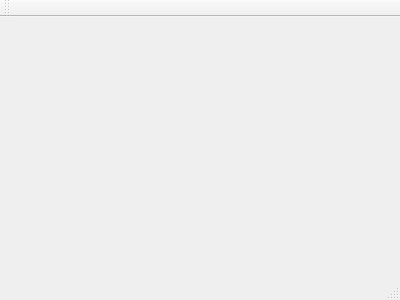
Qt form HOTEL/Hotel/mainwindow.ui (luca-lenzarini/cc4651) before a commit.
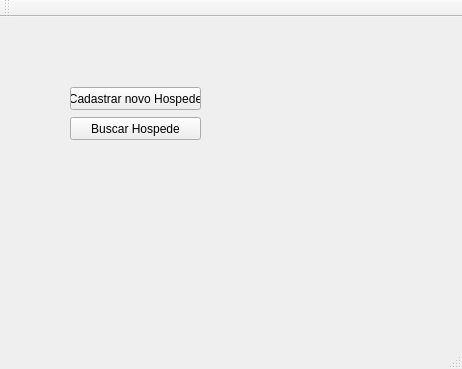
The same form after that commit.

```diff
--- a/HOTEL/Hotel/mainwindow.ui
+++ b/HOTEL/Hotel/mainwindow.ui
@@ -1,24 +1,66 @@
 <ui version="4.0">
  <class>MainWindow</class>
- <widget class="QMainWindow" name="MainWindow" >
-  <property name="geometry" >
+ <widget class="QMainWindow" name="MainWindow">
+  <property name="geometry">
    <rect>
     <x>0</x>
     <y>0</y>
-    <width>400</width>
-    <height>300</height>
+    <width>462</width>
+    <height>369</height>
    </rect>
   </property>
   <property name="windowTitle" >
    <string>MainWindow</string>
   </property>
-  <widget class="QMenuBar" name="menuBar" />
-  <widget class="QToolBar" name="mainToolBar" />
-  <widget class="QWidget" name="centralWidget" />
-  <widget class="QStatusBar" name="statusBar" />
+  <widget class="QWidget" name="centralWidget">
+   <widget class="QPushButton" name="cadastrasHospedeButton">
+    <property name="geometry">
+     <rect>
+      <x>70</x>
+      <y>70</y>
+      <width>131</width>
+      <height>23</height>
+     </rect>
+    </property>
+    <property name="text">
+     <string>Cadastrar novo Hospede</string>
+    </property>
+   </widget>
+   <widget class="QPushButton" name="pushButton_2">
+    <property name="geometry">
+     <rect>
+      <x>70</x>
+      <y>100</y>
+      <width>131</width>
+      <height>23</height>
+     </rect>
+    </property>
+    <property name="text">
+     <string>Buscar Hospede</string>
+    </property>
+   </widget>
+  </widget>
+  <widget class="QMenuBar" name="menuBar">
+   <property name="geometry">
+    <rect>
+     <x>0</x>
+     <y>0</y>
+     <width>462</width>
+     <height>21</height>
+    </rect>
+   </property>
+  </widget>
+  <widget class="QToolBar" name="mainToolBar">
+   <attribute name="toolBarArea">
+    <enum>TopToolBarArea</enum>
+   </attribute>
+   <attribute name="toolBarBreak">
+    <bool>false</bool>
+   </attribute>
+  </widget>
+  <widget class="QStatusBar" name="statusBar"/>
  </widget>
- <layoutDefault spacing="6" margin="11" />
- <pixmapfunction></pixmapfunction>
+ <layoutdefault spacing="6" margin="11"/>
  <resources/>
  <connections/>
 </ui>
```
Left out of the diff: 3 changed lines with no effect on the pictures.
